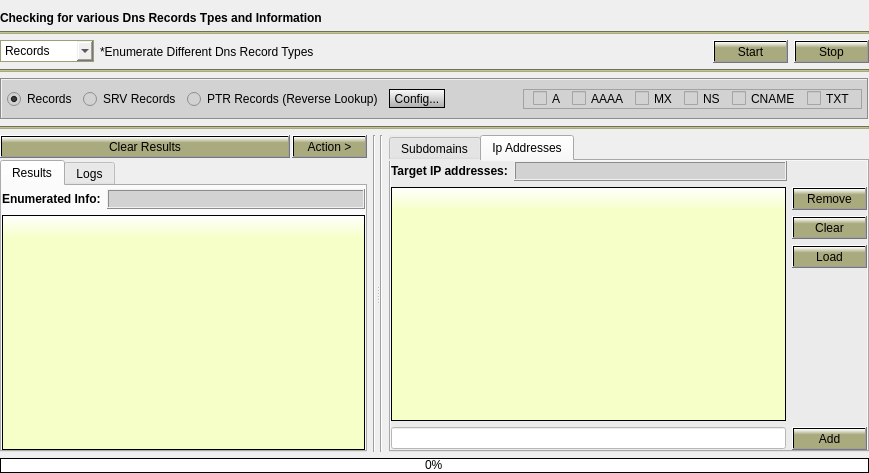
Before: the Qt Designer form Gui/src/DnsTab/Dns.ui in 3nock/OTE, drawn with Qt 5.
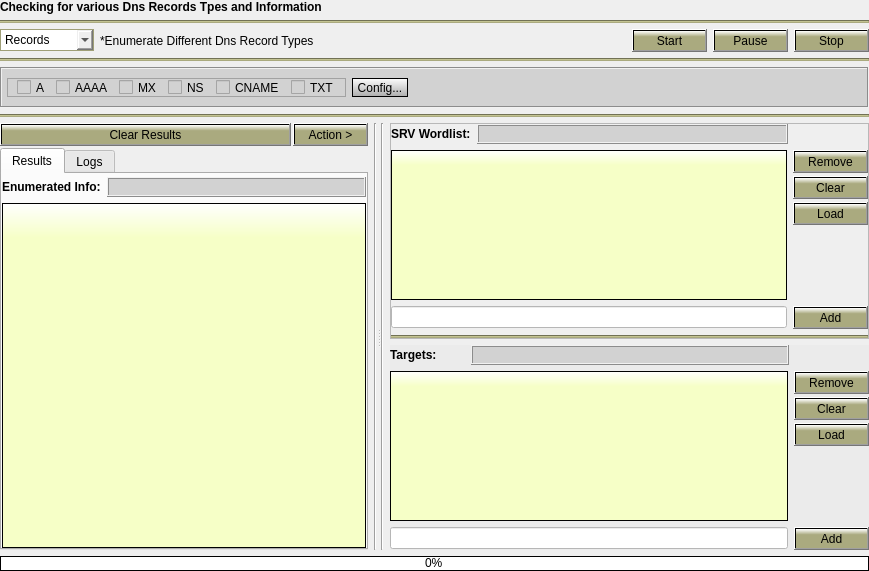
After: the same form once the commit is applied. The open tabs and pages were chosen to show the change.

```diff
--- a/Gui/src/DnsTab/Dns.ui
+++ b/Gui/src/DnsTab/Dns.ui
@@ -7,16 +7,19 @@
     <x>0</x>
     <y>0</y>
     <width>869</width>
-    <height>473</height>
+    <height>571</height>
    </rect>
   </property>
   <property name="windowTitle">
    <string>Dialog</string>
   </property>
-  <layout class="QVBoxLayout" name="verticalLayout_5">
+  <layout class="QVBoxLayout" name="verticalLayout_12">
    <property name="leftMargin">
     <number>0</number>
    </property>
+   <property name="topMargin">
+    <number>0</number>
+   </property>
    <property name="rightMargin">
     <number>0</number>
    </property>
@@ -61,7 +64,7 @@
      <item>
       <layout class="QHBoxLayout" name="horizontalLayout_9">
        <item>
-        <widget class="QComboBox" name="comboBox">
+        <widget class="QComboBox" name="comboBox_option">
          <property name="sizePolicy">
           <sizepolicy hsizetype="Fixed" vsizetype="Fixed">
            <horstretch>0</horstretch>
@@ -91,11 +94,6 @@
            <string>SRV Records</string>
           </property>
          </item>
-         <item>
-          <property name="text">
-           <string>PTR Records</string>
-          </property>
-         </item>
         </widget>
        </item>
        <item>
@@ -128,6 +126,16 @@
          </property>
         </widget>
        </item>
+       <item>
+        <widget class="QPushButton" name="pushButton_pause">
+         <property name="styleSheet">
+          <string notr="true">background-color: qlineargradient(x1: 0, y1: 0, x2: 0, y2: 1, stop: 0 white, stop: 0.3 rgb(170, 170, 127));</string>
+         </property>
+         <property name="text">
+          <string>Pause</string>
+         </property>
+        </widget>
+       </item>
        <item>
         <widget class="QPushButton" name="pushButton_stop">
          <property name="styleSheet">
@@ -178,57 +186,6 @@
         <property name="rightMargin">
          <number>5</number>
         </property>
-        <item>
-         <widget class="QRadioButton" name="radioButton_3">
-          <property name="text">
-           <string>Records</string>
-          </property>
-          <property name="checked">
-           <bool>true</bool>
-          </property>
-         </widget>
-        </item>
-        <item>
-         <widget class="QRadioButton" name="radioButton">
-          <property name="text">
-           <string>SRV Records</string>
-          </property>
-         </widget>
-        </item>
-        <item>
-         <widget class="QRadioButton" name="radioButton_2">
-          <property name="text">
-           <string>PTR Records (Reverse Lookup)</string>
-          </property>
-         </widget>
-        </item>
-        <item>
-         <widget class="QToolButton" name="toolButton">
-          <property name="styleSheet">
-           <string notr="true">background-color: qlineargradient(x1: 0, y1: 0, x2: 0, y2: 1.5, stop: 0 white, stop: 1 grey);
-border-style: solid;
-border-color: black;
-border-width: 1px;
-border-radius: 15px</string>
-          </property>
-          <property name="text">
-           <string>Config...</string>
-          </property>
-         </widget>
-        </item>
-        <item>
-         <spacer name="horizontalSpacer">
-          <property name="orientation">
-           <enum>Qt::Horizontal</enum>
-          </property>
-          <property name="sizeHint" stdset="0">
-           <size>
-            <width>159</width>
-            <height>13</height>
-           </size>
-          </property>
-         </spacer>
-        </item>
         <item>
          <widget class="QFrame" name="frame">
           <property name="sizePolicy">
@@ -364,6 +321,33 @@
           </layout>
          </widget>
         </item>
+        <item>
+         <widget class="QToolButton" name="toolButton">
+          <property name="styleSheet">
+           <string notr="true">background-color: qlineargradient(x1: 0, y1: 0, x2: 0, y2: 1.5, stop: 0 white, stop: 1 grey);
+border-style: solid;
+border-color: black;
+border-width: 1px;
+border-radius: 15px</string>
+          </property>
+          <property name="text">
+           <string>Config...</string>
+          </property>
+         </widget>
+        </item>
+        <item>
+         <spacer name="horizontalSpacer">
+          <property name="orientation">
+           <enum>Qt::Horizontal</enum>
+          </property>
+          <property name="sizeHint" stdset="0">
+           <size>
+            <width>159</width>
+            <height>13</height>
+           </size>
+          </property>
+         </spacer>
+        </item>
        </layout>
       </widget>
      </item>
@@ -630,8 +614,8 @@
        </item>
       </layout>
      </widget>
-     <widget class="QWidget" name="layoutWidget_4">
-      <layout class="QHBoxLayout" name="horizontalLayout_3">
+     <widget class="QWidget" name="">
+      <layout class="QHBoxLayout" name="horizontalLayout_13">
        <item>
         <widget class="Line" name="line_3">
          <property name="orientation">
@@ -640,18 +624,19 @@
         </widget>
        </item>
        <item>
-        <widget class="QTabWidget" name="tab_targets">
-         <property name="styleSheet">
-          <string notr="true">background-color: rgb(235, 235, 235);</string>
-         </property>
-         <property name="currentIndex">
-          <number>0</number>
-         </property>
-         <widget class="QWidget" name="tab_subdomainsList" native="true">
-          <attribute name="title">
-           <string>Subdomains</string>
-          </attribute>
+        <layout class="QVBoxLayout" name="verticalLayout_11">
+         <item>
+          <widget class="QFrame" name="frame_srvWordlist">
+           <property name="frameShape">
+            <enum>QFrame::StyledPanel</enum>
+           </property>
+           <property name="frameShadow">
+            <enum>QFrame::Raised</enum>
+           </property>
           <layout class="QVBoxLayout" name="verticalLayout_10">
+            <property name="spacing">
+             <number>6</number>
+            </property>
            <property name="leftMargin">
             <number>0</number>
            </property>
@@ -664,9 +649,204 @@
            <property name="bottomMargin">
             <number>0</number>
            </property>
+            <item>
+             <layout class="QHBoxLayout" name="horizontalLayout_11">
+              <item>
+               <widget class="QLabel" name="label_3">
+                <property name="sizePolicy">
+                 <sizepolicy hsizetype="Maximum" vsizetype="Preferred">
+                  <horstretch>0</horstretch>
+                  <verstretch>0</verstretch>
+                 </sizepolicy>
+                </property>
+                <property name="font">
+                 <font>
+                  <weight>75</weight>
+                  <bold>true</bold>
+                 </font>
+                </property>
+                <property name="text">
+                 <string>SRV Wordlist:</string>
+                </property>
+               </widget>
+              </item>
+              <item>
+               <widget class="QLabel" name="label_srvWordlistCount">
+                <property name="sizePolicy">
+                 <sizepolicy hsizetype="Preferred" vsizetype="Preferred">
+                  <horstretch>0</horstretch>
+                  <verstretch>0</verstretch>
+                 </sizepolicy>
+                </property>
+                <property name="minimumSize">
+                 <size>
+                  <width>0</width>
+                  <height>0</height>
+                 </size>
+                </property>
+                <property name="styleSheet">
+                 <string notr="true">background-color: rgb(210, 210, 210);</string>
+                </property>
+                <property name="frameShape">
+                 <enum>QFrame::Box</enum>
+                </property>
+                <property name="frameShadow">
+                 <enum>QFrame::Raised</enum>
+                </property>
+                <property name="text">
+                 <string/>
+                </property>
+               </widget>
+              </item>
+              <item>
+               <spacer name="horizontalSpacer_4">
+                <property name="orientation">
+                 <enum>Qt::Horizontal</enum>
+                </property>
+                <property name="sizeType">
+                 <enum>QSizePolicy::Fixed</enum>
+                </property>
+                <property name="sizeHint" stdset="0">
+                 <size>
+                  <width>80</width>
+                  <height>20</height>
+                 </size>
+                </property>
+               </spacer>
+              </item>
+             </layout>
+            </item>
+            <item>
+             <layout class="QHBoxLayout" name="horizontalLayout_12">
+              <item>
+               <widget class="QListWidget" name="listWidget_srvWordlist">
+                <property name="styleSheet">
+                 <string notr="true">QWidget#listWidget_srvWordlist{
+background-color: qlineargradient(x1: 0, y1: 0, x2: 0, y2: 1, stop: 0 white, stop: 0.1  rgb(246, 255, 199));
+border-style: solid;
+border-color: black;
+border-width: 1px;
+border-radius: 0px;
+}
+QListWidget::item:selected {
+background-color:  rgb(199, 199, 149);
+color: black;}
+QListWidget::item:hover{
+background-color: rgb(230, 230, 172);
+}</string>
+                </property>
+               </widget>
+              </item>
+              <item>
+               <layout class="QVBoxLayout" name="verticalLayout_6">
+                <property name="spacing">
+                 <number>3</number>
+                </property>
+                <item>
+                 <widget class="QPushButton" name="pushButton_removeSrvWordlist">
+                  <property name="styleSheet">
+                   <string notr="true">background-color: qlineargradient(x1: 0, y1: 0, x2: 0, y2: 1, stop: 0 white, stop: 0.3 rgb(170, 170, 127));</string>
+                  </property>
+                  <property name="text">
+                   <string>Remove</string>
+                  </property>
+                 </widget>
+                </item>
+                <item>
+                 <widget class="QPushButton" name="pushButton_clearSrvWordlist">
+                  <property name="styleSheet">
+                   <string notr="true">background-color: qlineargradient(x1: 0, y1: 0, x2: 0, y2: 1, stop: 0 white, stop: 0.3 rgb(170, 170, 127));</string>
+                  </property>
+                  <property name="text">
+                   <string>Clear</string>
+                  </property>
+                 </widget>
+                </item>
+                <item>
+                 <widget class="QPushButton" name="pushButton_loadSrvWordlist">
+                  <property name="styleSheet">
+                   <string notr="true">background-color: qlineargradient(x1: 0, y1: 0, x2: 0, y2: 1, stop: 0 white, stop: 0.3 rgb(170, 170, 127));</string>
+                  </property>
+                  <property name="text">
+                   <string>Load</string>
+                  </property>
+                 </widget>
+                </item>
+                <item>
+                 <spacer name="verticalSpacer">
+                  <property name="orientation">
+                   <enum>Qt::Vertical</enum>
+                  </property>
+                  <property name="sizeHint" stdset="0">
+                   <size>
+                    <width>20</width>
+                    <height>40</height>
+                   </size>
+                  </property>
+                 </spacer>
+                </item>
+               </layout>
+              </item>
+             </layout>
+            </item>
            <item>
             <layout class="QHBoxLayout" name="horizontalLayout_10">
              <item>
+               <widget class="QLineEdit" name="lineEdit_srvWordlist">
+                <property name="styleSheet">
+                 <string notr="true">background-color: rgb(255, 255, 255);</string>
+                </property>
+               </widget>
+              </item>
+              <item>
+               <widget class="QPushButton" name="pushButton_addSrvWordlist">
+                <property name="styleSheet">
+                 <string notr="true">background-color: qlineargradient(x1: 0, y1: 0, x2: 0, y2: 1, stop: 0 white, stop: 0.3 rgb(170, 170, 127));</string>
+                </property>
+                <property name="text">
+                 <string>Add</string>
+                </property>
+               </widget>
+              </item>
+             </layout>
+            </item>
+            <item>
+             <widget class="Line" name="line_4">
+              <property name="styleSheet">
+               <string notr="true">background-color: rgb(170, 170, 127);</string>
+              </property>
+              <property name="orientation">
+               <enum>Qt::Horizontal</enum>
+              </property>
+             </widget>
+            </item>
+           </layout>
+          </widget>
+         </item>
+         <item>
+          <widget class="QFrame" name="frame_targets">
+           <property name="styleSheet">
+            <string notr="true">background-color: rgb(235, 235, 235);</string>
+           </property>
+           <layout class="QVBoxLayout" name="verticalLayout_5">
+            <property name="spacing">
+             <number>6</number>
+            </property>
+            <property name="leftMargin">
+             <number>0</number>
+            </property>
+            <property name="topMargin">
+             <number>0</number>
+            </property>
+            <property name="rightMargin">
+             <number>0</number>
+            </property>
+            <property name="bottomMargin">
+             <number>0</number>
+            </property>
+            <item>
+             <layout class="QHBoxLayout" name="horizontalLayout">
+              <item>
               <widget class="QLabel" name="label_6">
                <property name="sizePolicy">
                 <sizepolicy hsizetype="Maximum" vsizetype="Preferred">
@@ -674,6 +854,12 @@
                  <verstretch>0</verstretch>
                 </sizepolicy>
                </property>
+                <property name="minimumSize">
+                 <size>
+                  <width>75</width>
+                  <height>0</height>
+                 </size>
+                </property>
                <property name="font">
                 <font>
                  <weight>75</weight>
@@ -681,14 +867,12 @@
                 </font>
                </property>
                <property name="text">
-                <string>Target Hostnames:</string>
+                 <string>Targets: </string>
                </property>
               </widget>
              </item>
              <item>
-              <layout class="QHBoxLayout" name="theLayout">
-               <item>
-                <widget class="QLabel" name="label_wordlistCount">
+               <widget class="QLabel" name="label_targetsCount">
                  <property name="sizePolicy">
                   <sizepolicy hsizetype="Preferred" vsizetype="Maximum">
                    <horstretch>0</horstretch>
@@ -745,12 +929,10 @@
                </item>
               </layout>
              </item>
-            </layout>
-           </item>
            <item>
-            <layout class="QHBoxLayout" name="horizontalLayout">
+             <layout class="QHBoxLayout" name="horizontalLayout_3">
              <item>
-              <widget class="QListWidget" name="listWidget_wordlist">
+               <widget class="QListWidget" name="listWidget_targets">
                <property name="font">
                 <font>
                  <family>MS Shell Dlg 2</family>
@@ -758,7 +940,7 @@
                 </font>
                </property>
                <property name="styleSheet">
-                <string notr="true">QWidget#listWidget_wordlist{
+                 <string notr="true">QWidget#listWidget_targets{
 background-color: qlineargradient(x1: 0, y1: 0, x2: 0, y2: 1, stop: 0 white, stop: 0.1  rgb(246, 255, 199));
 border-style: solid;
 border-color: black;
@@ -787,9 +969,12 @@
               </widget>
              </item>
              <item>
-              <layout class="QVBoxLayout" name="verticalLayout_13">
+               <layout class="QVBoxLayout" name="verticalLayout_3">
+                <property name="spacing">
+                 <number>3</number>
+                </property>
                <item>
-                <widget class="QPushButton" name="pushButton_remove">
+                 <widget class="QPushButton" name="pushButton_removeTargets">
                  <property name="minimumSize">
                   <size>
                    <width>75</width>
@@ -805,7 +990,7 @@
                 </widget>
                </item>
                <item>
-                <widget class="QPushButton" name="pushButton_clearWordlist">
+                 <widget class="QPushButton" name="pushButton_clearTargets">
                  <property name="sizePolicy">
                   <sizepolicy hsizetype="Fixed" vsizetype="Fixed">
                    <horstretch>0</horstretch>
@@ -827,7 +1012,7 @@
                 </widget>
                </item>
                <item>
-                <widget class="QPushButton" name="pushButton_load">
+                 <widget class="QPushButton" name="pushButton_loadTargets">
                  <property name="sizePolicy">
                   <sizepolicy hsizetype="Fixed" vsizetype="Fixed">
                    <horstretch>0</horstretch>
@@ -868,14 +1053,14 @@
            <item>
             <layout class="QHBoxLayout" name="horizontalLayout_2">
              <item>
-              <widget class="QLineEdit" name="lineEdit_wordlist">
+               <widget class="QLineEdit" name="lineEdit_targets">
                <property name="styleSheet">
                 <string notr="true">background-color: rgb(255, 255, 255);</string>
                </property>
               </widget>
              </item>
              <item>
-              <widget class="QPushButton" name="pushButton_add">
+               <widget class="QPushButton" name="pushButton_addTargets">
                <property name="sizePolicy">
                 <sizepolicy hsizetype="Fixed" vsizetype="Fixed">
                  <horstretch>0</horstretch>
@@ -900,260 +1085,8 @@
            </item>
           </layout>
          </widget>
-         <widget class="QWidget" name="tab_ipList">
-          <attribute name="title">
-           <string>Ip Addresses</string>
-          </attribute>
-          <layout class="QVBoxLayout" name="verticalLayout_3">
-           <property name="leftMargin">
-            <number>0</number>
-           </property>
-           <property name="topMargin">
-            <number>0</number>
-           </property>
-           <property name="rightMargin">
-            <number>0</number>
-           </property>
-           <property name="bottomMargin">
-            <number>0</number>
-           </property>
-           <item>
-            <layout class="QHBoxLayout" name="horizontalLayout_16">
-             <item>
-              <widget class="QLabel" name="label_8">
-               <property name="sizePolicy">
-                <sizepolicy hsizetype="Maximum" vsizetype="Preferred">
-                 <horstretch>0</horstretch>
-                 <verstretch>0</verstretch>
-                </sizepolicy>
-               </property>
-               <property name="font">
-                <font>
-                 <weight>75</weight>
-                 <bold>true</bold>
-                </font>
-               </property>
-               <property name="text">
-                <string>Target IP addresses:</string>
-               </property>
-              </widget>
-             </item>
-             <item>
-              <layout class="QHBoxLayout" name="theLayout_3">
-               <item>
-                <widget class="QLabel" name="label_wordlistCount_3">
-                 <property name="sizePolicy">
-                  <sizepolicy hsizetype="Preferred" vsizetype="Maximum">
-                   <horstretch>0</horstretch>
-                   <verstretch>0</verstretch>
-                  </sizepolicy>
-                 </property>
-                 <property name="minimumSize">
-                  <size>
-                   <width>0</width>
-                   <height>20</height>
-                  </size>
-                 </property>
-                 <property name="maximumSize">
-                  <size>
-                   <width>16777215</width>
-                   <height>20</height>
-                  </size>
-                 </property>
-                 <property name="font">
-                  <font>
-                   <weight>75</weight>
-                   <bold>true</bold>
-                  </font>
-                 </property>
-                 <property name="styleSheet">
-                  <string notr="true">background-color: rgb(210, 210, 210);</string>
-                 </property>
-                 <property name="frameShape">
-                  <enum>QFrame::Box</enum>
-                 </property>
-                 <property name="frameShadow">
-                  <enum>QFrame::Raised</enum>
-                 </property>
-                 <property name="text">
-                  <string/>
-                 </property>
-                </widget>
-               </item>
-               <item>
-                <spacer name="horizontalSpacer_5">
-                 <property name="orientation">
-                  <enum>Qt::Horizontal</enum>
-                 </property>
-                 <property name="sizeType">
-                  <enum>QSizePolicy::Fixed</enum>
-                 </property>
-                 <property name="sizeHint" stdset="0">
-                  <size>
-                   <width>80</width>
-                   <height>20</height>
-                  </size>
-                 </property>
-                </spacer>
-               </item>
-              </layout>
-             </item>
-            </layout>
-           </item>
-           <item>
-            <layout class="QHBoxLayout" name="horizontalLayout_15">
-             <item>
-              <widget class="QListWidget" name="listWidget_wordlist_ip">
-               <property name="font">
-                <font>
-                 <family>MS Shell Dlg 2</family>
-                 <pointsize>8</pointsize>
-                </font>
-               </property>
-               <property name="styleSheet">
-                <string notr="true">QWidget#listWidget_wordlist_ip{
-background-color: qlineargradient(x1: 0, y1: 0, x2: 0, y2: 1, stop: 0 white, stop: 0.1  rgb(246, 255, 199));
-border-style: solid;
-border-color: black;
-border-width: 1px;
-border-radius: 0px;
-}
-QListWidget::item:selected {
-background-color:  rgb(199, 199, 149);
-color: black;}
-QListWidget::item:hover{
-background-color: rgb(230, 230, 172);
-}</string>
-               </property>
-               <property name="editTriggers">
-                <set>QAbstractItemView::DoubleClicked</set>
-               </property>
-               <property name="selectionMode">
-                <enum>QAbstractItemView::ExtendedSelection</enum>
-               </property>
-               <property name="selectionRectVisible">
-                <bool>true</bool>
-               </property>
-               <property name="sortingEnabled">
-                <bool>false</bool>
-               </property>
-              </widget>
-             </item>
-             <item>
-              <layout class="QVBoxLayout" name="verticalLayout_15">
-               <item>
-                <widget class="QPushButton" name="pushButton_remove_3">
-                 <property name="minimumSize">
-                  <size>
-                   <width>75</width>
-                   <height>23</height>
-                  </size>
-                 </property>
-                 <property name="styleSheet">
-                  <string notr="true">background-color: qlineargradient(x1: 0, y1: 0, x2: 0, y2: 1, stop: 0 white, stop: 0.3 rgb(170, 170, 127));</string>
-                 </property>
-                 <property name="text">
-                  <string>Remove</string>
-                 </property>
-                </widget>
-               </item>
-               <item>
-                <widget class="QPushButton" name="pushButton_clearWordlist_3">
-                 <property name="sizePolicy">
-                  <sizepolicy hsizetype="Fixed" vsizetype="Fixed">
-                   <horstretch>0</horstretch>
-                   <verstretch>0</verstretch>
-                  </sizepolicy>
-                 </property>
-                 <property name="minimumSize">
-                  <size>
-                   <width>75</width>
-                   <height>23</height>
-                  </size>
-                 </property>
-                 <property name="styleSheet">
-                  <string notr="true">background-color: qlineargradient(x1: 0, y1: 0, x2: 0, y2: 1, stop: 0 white, stop: 0.3 rgb(170, 170, 127));</string>
-                 </property>
-                 <property name="text">
-                  <string>Clear</string>
-                 </property>
-                </widget>
-               </item>
-               <item>
-                <widget class="QPushButton" name="pushButton_load_3">
-                 <property name="sizePolicy">
-                  <sizepolicy hsizetype="Fixed" vsizetype="Fixed">
-                   <horstretch>0</horstretch>
-                   <verstretch>0</verstretch>
-                  </sizepolicy>
-                 </property>
-                 <property name="minimumSize">
-                  <size>
-                   <width>75</width>
-                   <height>23</height>
-                  </size>
-                 </property>
-                 <property name="styleSheet">
-                  <string notr="true">background-color: qlineargradient(x1: 0, y1: 0, x2: 0, y2: 1, stop: 0 white, stop: 0.3 rgb(170, 170, 127));</string>
-                 </property>
-                 <property name="text">
-                  <string>Load</string>
-                 </property>
-                </widget>
-               </item>
-               <item>
-                <spacer name="verticalSpacer_5">
-                 <property name="orientation">
-                  <enum>Qt::Vertical</enum>
-                 </property>
-                 <property name="sizeHint" stdset="0">
-                  <size>
-                   <width>20</width>
-                   <height>40</height>
-                  </size>
-                 </property>
-                </spacer>
-               </item>
-              </layout>
-             </item>
-            </layout>
-           </item>
-           <item>
-            <layout class="QHBoxLayout" name="horizontalLayout_14">
-             <item>
-              <widget class="QLineEdit" name="lineEdit_wordlist_3">
-               <property name="styleSheet">
-                <string notr="true">background-color: rgb(255, 255, 255);</string>
-               </property>
-              </widget>
-             </item>
-             <item>
-              <widget class="QPushButton" name="pushButton_add_3">
-               <property name="sizePolicy">
-                <sizepolicy hsizetype="Fixed" vsizetype="Fixed">
-                 <horstretch>0</horstretch>
-                 <verstretch>0</verstretch>
-                </sizepolicy>
-               </property>
-               <property name="minimumSize">
-                <size>
-                 <width>75</width>
-                 <height>23</height>
-                </size>
-               </property>
-               <property name="styleSheet">
-                <string notr="true">background-color: qlineargradient(x1: 0, y1: 0, x2: 0, y2: 1, stop: 0 white, stop: 0.3 rgb(170, 170, 127));</string>
-               </property>
-               <property name="text">
-                <string>Add</string>
-               </property>
-              </widget>
-             </item>
-            </layout>
-           </item>
-          </layout>
-         </widget>
-        </widget>
+         </item>
+        </layout>
        </item>
       </layout>
      </widget>
```
Lines whose indentation alone changed are shown as unchanged.
